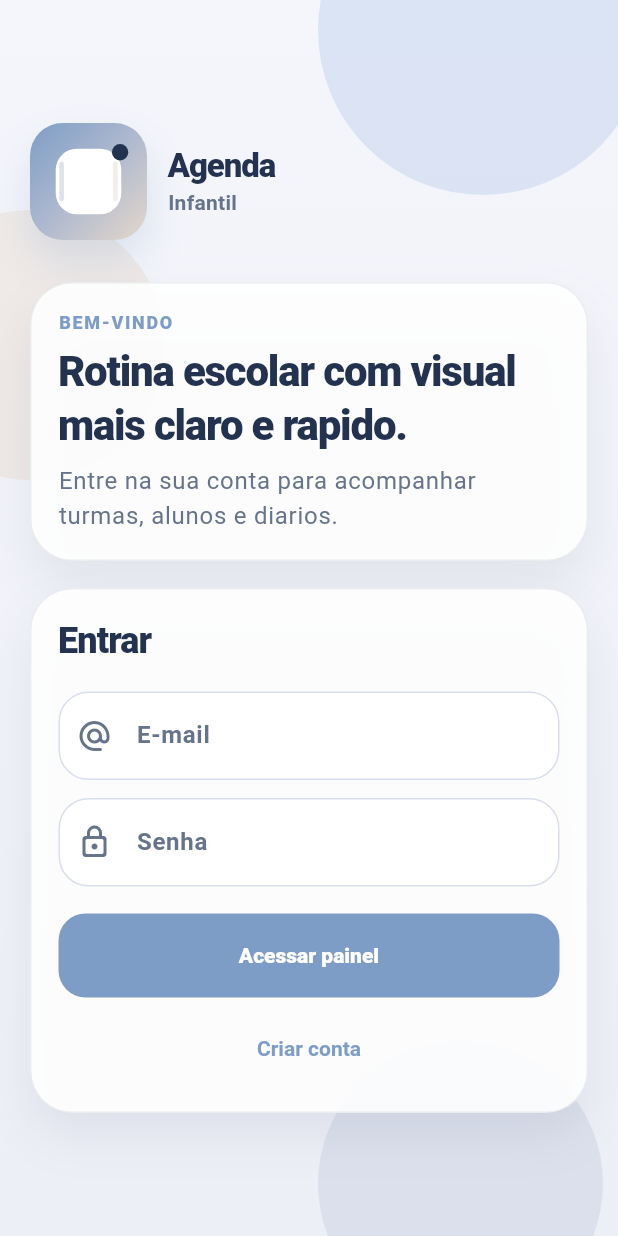
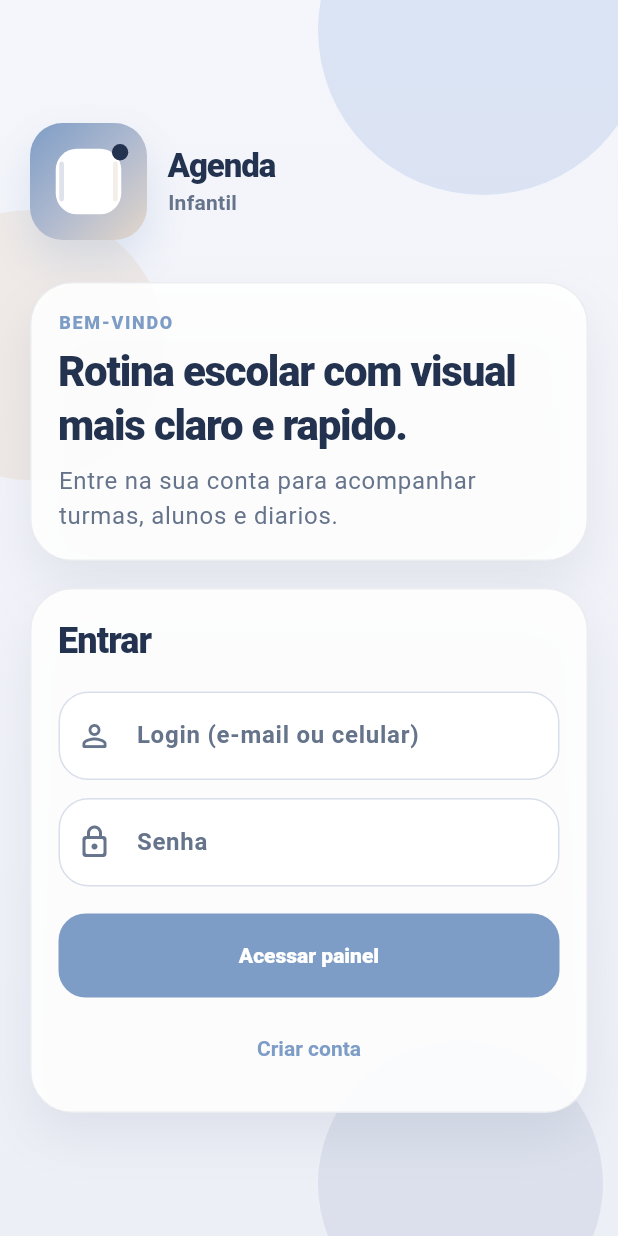
Before and after one commit to LucasIankoski/agenda_mobile, a Flutter app: the screen it shows after launch, on a phone screen of 412 x 824 dp. Run offline on Flutter 3.47's test engine with Material 3 defaults, Android fonts, the phone set to English and light mode, and no system bars; our stand-ins replace dio, flutter_riverpod, flutter_secure_storage, go_router.

```diff
--- a/lib/features/auth/data/auth_models.dart
+++ b/lib/features/auth/data/auth_models.dart
@@ -13,12 +13,12 @@ class AuthResponse {
 }
 
 class LoginRequest {
-  final String email;
+  final String login;
   final String password;
 
-  LoginRequest({required this.email, required this.password});
+  LoginRequest({required this.login, required this.password});
 
-  Map<String, dynamic> toJson() => {'email': email, 'password': password};
+  Map<String, dynamic> toJson() => {'login': login, 'password': password};
 }
 
 class RegisterRequest {
--- a/lib/features/auth/presentation/auth_controller.dart
+++ b/lib/features/auth/presentation/auth_controller.dart
@@ -39,11 +39,11 @@ class AuthController extends AsyncNotifier<AuthSession> {
     );
   }
 
-  Future<void> login({required String email, required String password}) async {
+  Future<void> login({required String login, required String password}) async {
     state = const AsyncLoading();
     state = await AsyncValue.guard(() async {
       final repo = ref.read(authRepositoryProvider);
-      final auth = await repo.login(LoginRequest(email: email, password: password));
+      final auth = await repo.login(LoginRequest(login: login, password: password));
       _stream.add(null);
       return AuthSession(
         isAuthenticated: true,
--- a/lib/features/auth/presentation/pages/login_page.dart
+++ b/lib/features/auth/presentation/pages/login_page.dart
@@ -15,12 +15,12 @@ class LoginPage extends ConsumerStatefulWidget {
 
 class _LoginPageState extends ConsumerState<LoginPage> {
   final _formKey = GlobalKey<FormState>();
-  final _email = TextEditingController();
+  final _login = TextEditingController();
   final _password = TextEditingController();
 
   @override
   void dispose() {
-    _email.dispose();
+    _login.dispose();
     _password.dispose();
     super.dispose();
   }
@@ -71,13 +71,13 @@ class _LoginPageState extends ConsumerState<LoginPage> {
                             ),
                             const SizedBox(height: 18),
                             TextFormField(
-                              controller: _email,
+                              controller: _login,
                               decoration: const InputDecoration(
-                                labelText: 'E-mail',
-                                prefixIcon: Icon(Icons.alternate_email_rounded),
+                                labelText: 'Login (e-mail ou celular)',
+                                prefixIcon: Icon(Icons.person_outline_rounded),
                               ),
-                              keyboardType: TextInputType.emailAddress,
-                              validator: (v) => (v == null || v.trim().isEmpty) ? 'Informe o e-mail' : null,
+                              keyboardType: TextInputType.text,
+                              validator: (v) => (v == null || v.trim().isEmpty) ? 'Informe o login' : null,
                             ),
                             const SizedBox(height: 12),
                             TextFormField(
@@ -99,7 +99,7 @@ class _LoginPageState extends ConsumerState<LoginPage> {
                                         if (!_formKey.currentState!.validate()) return;
                                         await ref
                                             .read(authControllerProvider.notifier)
-                                            .login(email: _email.text.trim(), password: _password.text);
+                                            .login(login: _login.text.trim(), password: _password.text);
                                       },
                                 child: auth.isLoading
                                     ? const SizedBox(
```
Also changed, not shown: lib/features/students/data/student_model.dart (+52 -2 lines), lib/features/students/presentation/pages/student_detail_page.dart (+12 -2 lines), lib/features/students/presentation/pages/students_page.dart (+46 -0 lines).
